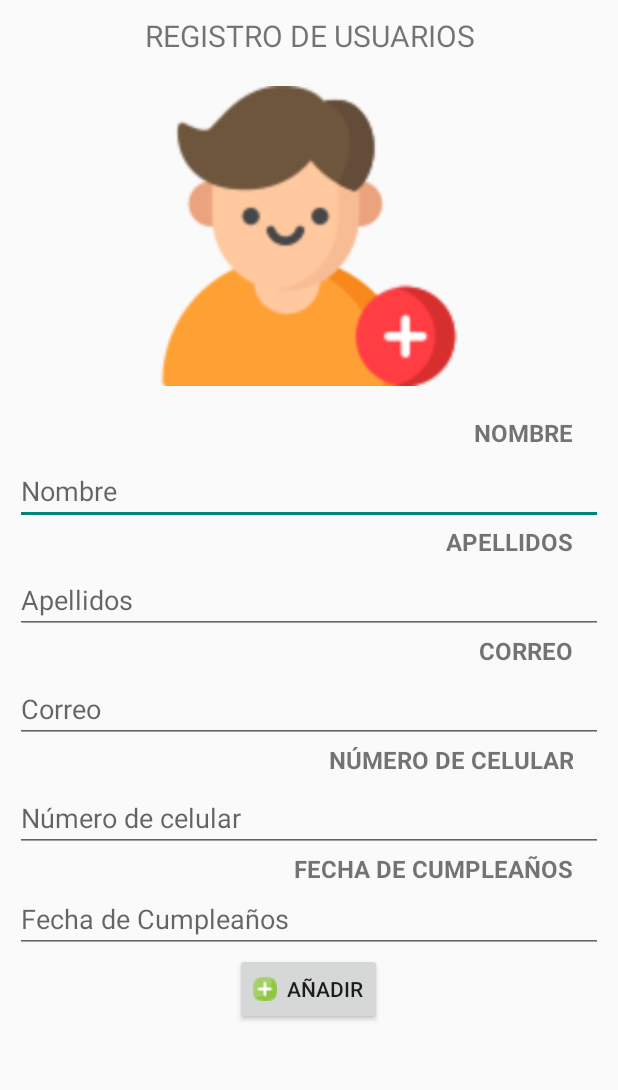
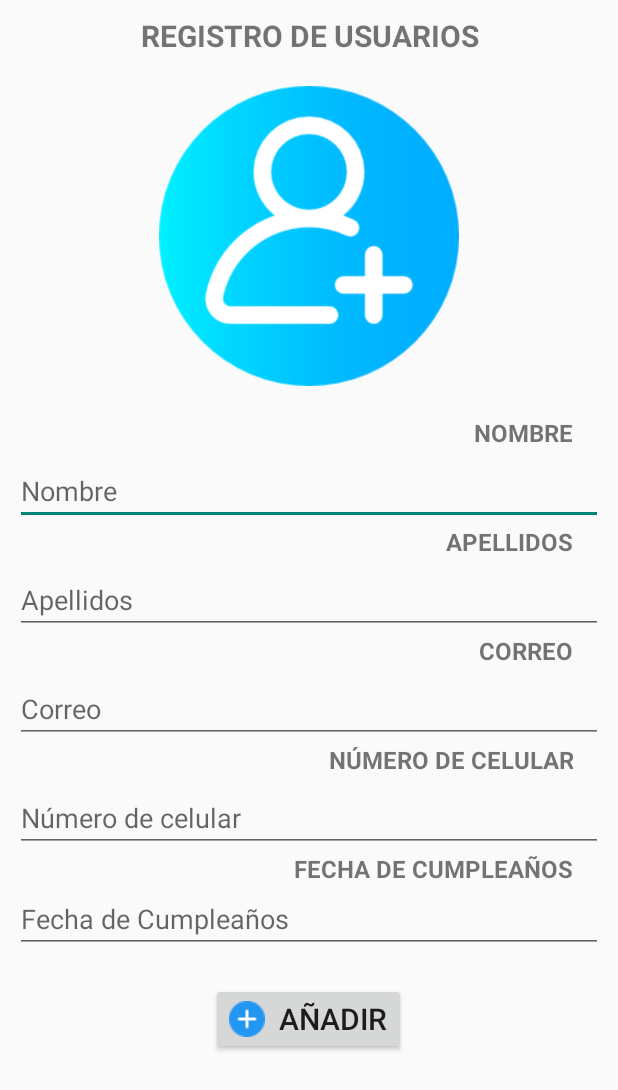
Before and after one commit to JoanCollaguazo/ProyectoFinalPM, an Android app: the AgregarActivity screen opened directly, with no data from a screen before it, on a phone screen of 412 x 824 dp. Shown: the top 1090 px of the screen. Run offline under Robolectric (Android 15) with nearby library versions, the phone set to English and light mode, and no system bars; our stand-ins replace Firebase (no records; nobody signed in at launch, a user with empty details on screens opened directly).

Commit message:
Avance 18:03

```diff
--- a/app/src/main/res/layout/activity_agregar_usuario.xml
+++ b/app/src/main/res/layout/activity_agregar_usuario.xml
@@ -15,6 +15,7 @@
         android:focusable="auto"
         android:gravity="center"
         android:text="REGISTRO DE USUARIOS"
+        android:textStyle="bold"
         android:textSize="20dp" />
 
     <ImageView
@@ -23,7 +24,7 @@
         android:layout_gravity="center"
         android:layout_marginTop="20dp"
         android:layout_marginBottom="20dp"
-        android:src="@drawable/add"
+        android:src="@drawable/adduser"
 
         />
 
@@ -129,8 +130,9 @@
         android:layout_height="wrap_content"
         android:layout_gravity="center"
         android:drawableLeft="@drawable/plus"
-
-        android:text="  AÑADIR" />
+        android:layout_marginTop="20dp"
+        android:text="  AÑADIR"
+        android:textSize="20sp" />
 
 
 </LinearLayout>
```
Also changed, not shown: app/src/main/res/drawable-v24/adduser.png (renamed from app/src/main/res/drawable-v24/add-user.png), app/src/main/res/drawable-v24/plus.png.
